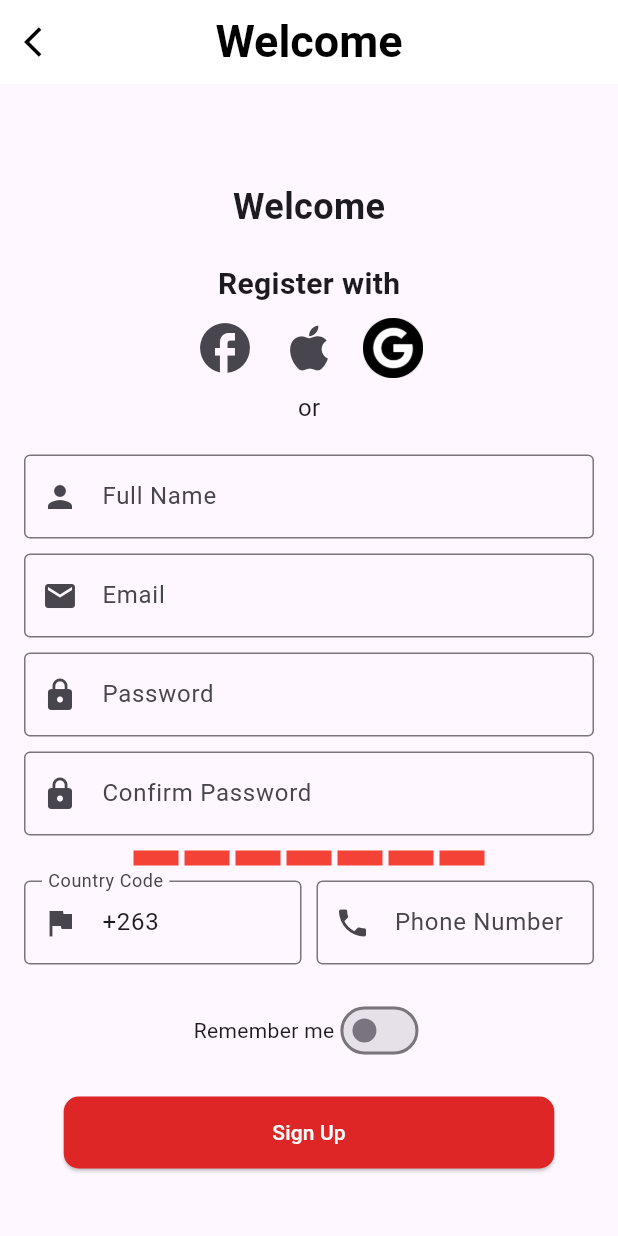
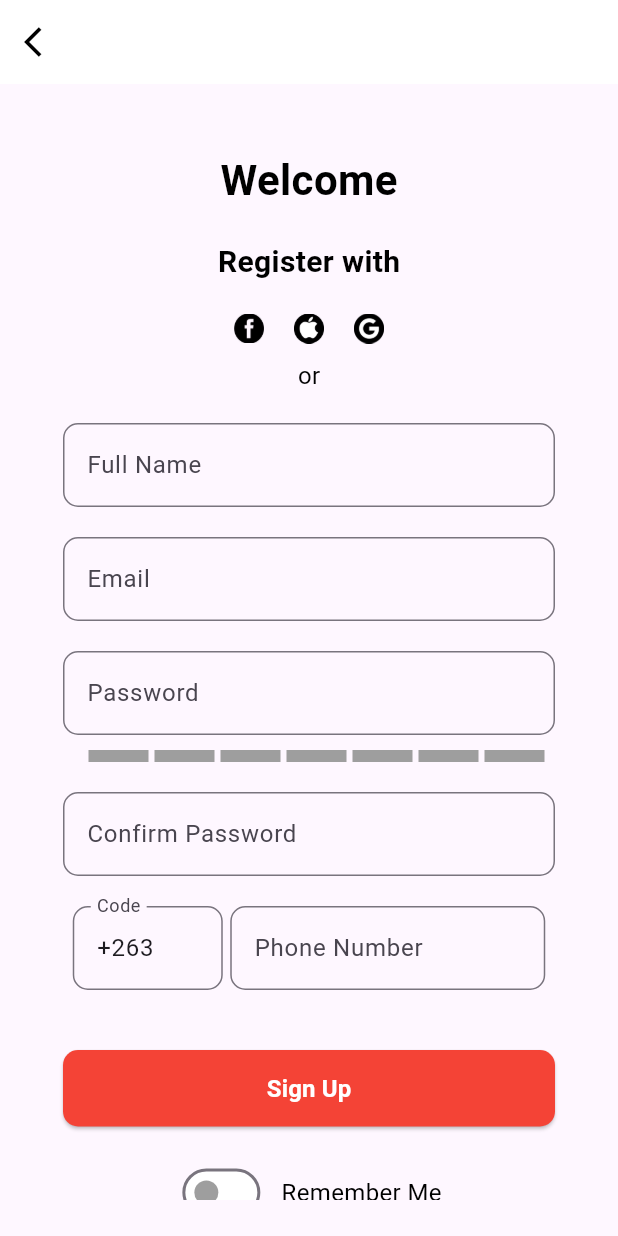
Before and after one commit to iamkonnect/FuelChecker, a Flutter app: the SignUpScreenV7 screen opened directly, on a phone screen of 412 x 824 dp. Run offline on Flutter 3.47's test engine with Material 3 defaults, Android fonts, the phone set to English and light mode, and no system bars; our stand-ins replace email_validator, google_maps_flutter, location.

Commit message:
Update changes before pushing to juniorBranch

```diff
--- a/lib/screens/otp_verification_screen_v4.dart
+++ b/lib/screens/otp_verification_screen_v4.dart
@@ -31,7 +31,7 @@ class _OtpVerificationScreenV4State extends State<OtpVerificationScreenV4> {
       Navigator.pushReplacement(
         context,
         MaterialPageRoute(
-          builder: (context) => VerificationScreen(isVerified: true),
+          builder: (context) => const VerificationScreen(isVerified: true),
         ),
       );
     } else {
@@ -50,7 +50,7 @@ class _OtpVerificationScreenV4State extends State<OtpVerificationScreenV4> {
       body: Container(
         decoration: const BoxDecoration(
           image: DecorationImage(
-            image: AssetImage('lib/assets/images/map_background.png'),
+            image: AssetImage('assets/images/map_background.png'),
             fit: BoxFit.cover,
           ),
         ),
--- a/lib/screens/signup_screen_v7.dart
+++ b/lib/screens/signup_screen_v7.dart
@@ -1,8 +1,9 @@
-import 'package:flutter/material.dart';
+import 'package:flutter/material.dart'; // Importing the Flutter material package
 import 'otp_verification_screen_v4.dart'; // Importing the OTP verification screen
+import 'package:email_validator/email_validator.dart'; // Importing email validator package
 
 class SignUpScreenV7 extends StatefulWidget {
-  const SignUpScreenV7({super.key});
+  const SignUpScreenV7({Key? key}) : super(key: key);
 
   @override
   SignUpScreenV7State createState() => SignUpScreenV7State();
@@ -16,21 +17,28 @@ class SignUpScreenV7State extends State<SignUpScreenV7> {
   final TextEditingController _countryCodeController = TextEditingController(text: '+263');
   final TextEditingController _phoneController = TextEditingController();
   Color _passwordStrengthColor = Colors.black;
-  bool _rememberMe = false;
+  String _passwordStrength = '';
+  bool _rememberMe = false; // Changed to bool for state management
+  String? _selectedCountryCode;
 
   String evaluatePasswordStrength(String password) {
-    if (password.length < 8) {
+    if (password.length < 4) {
       _passwordStrengthColor = Colors.red;
-      return 'Weak';
-    } else if (password.contains(RegExp(r'[A-Z]')) &&
+      _passwordStrength = 'Weak';
+    } else if (password.length < 8) {
+      _passwordStrengthColor = Colors.orange; // Yellowish
+      _passwordStrength = 'Moderate';
+    } else if (password.length >= 8 &&
+        password.contains(RegExp(r'[A-Z]')) &&
         password.contains(RegExp(r'[0-9]')) &&
         password.contains(RegExp(r'[!@#$%^&*(),.?":{}|<>]'))) {
       _passwordStrengthColor = Colors.green;
-      return 'Strong';
+      _passwordStrength = 'Strong';
     } else {
-      _passwordStrengthColor = Colors.orange;
-      return 'Moderate';
+      _passwordStrengthColor = Colors.orange; // Default to moderate
+      _passwordStrength = 'Moderate';
     }
+    return _passwordStrength;
   }
 
   void _signUp() {
@@ -41,7 +49,15 @@ class SignUpScreenV7State extends State<SignUpScreenV7> {
       return;
     }
 
+    if (!EmailValidator.validate(_emailController.text)) {
+      ScaffoldMessenger.of(context).showSnackBar(
+        const SnackBar(content: Text('Invalid email format!')),
+      );
+      return;
+    }
+
     // Handle sign-up logic here (e.g., API call)
+    // Include country code and phone number in the sign-up logic
     // Navigate to OTP screen after successful sign-up
     Navigator.push(
       context,
@@ -61,75 +77,71 @@ class SignUpScreenV7State extends State<SignUpScreenV7> {
           onPressed: () {
             Navigator.pop(context); // Go back to the previous screen
           },
-          icon : const Icon(
+          icon: const Icon(
             Icons.arrow_back_ios,
             color: Colors.black, // Set the icon color to black
           ),
         ),
-        title: const Text(
-          'Welcome',
-          style: TextStyle(
-            fontSize: 30,
-            fontWeight: FontWeight.bold,
-            color: Colors.black, // Set the text color to black
-          ),
-        ),
+        // Removed title for cleanliness
         centerTitle: true,
       ),
-      body: Padding(
-        padding: const EdgeInsets.symmetric(horizontal: 16.0, vertical: 24.0),
-        child: Center(
+      body: Center(
+        child: Padding(
+          padding: const EdgeInsets.all(24.0),
           child: SingleChildScrollView(
             child: Column(
               mainAxisAlignment: MainAxisAlignment.center,
+              mainAxisSize: MainAxisSize.min, // Set mainAxisSize to min
               children: <Widget>[
                 const SizedBox(height: 20),
                 const Text(
                   'Welcome',
-  style: TextStyle(fontSize: 24, fontWeight: FontWeight.bold),
+                  style: TextStyle(fontSize: 28, fontWeight: FontWeight.bold, color: Colors.black), // Increased size and bold
                 ),
                 const SizedBox(height: 20),
-                const Text('Register with', style: TextStyle(fontSize: 20, fontWeight: FontWeight.bold)),
-                Row(
-                  mainAxisAlignment: MainAxisAlignment.center,
+                const Text('Register with', style: TextStyle(fontSize: 20, fontWeight: FontWeight.bold, color: Colors.black)),
+                const SizedBox(height: 20),
+                Wrap(
+                  alignment: WrapAlignment.center,
+                  spacing: 20,
                   children: [
-                    IconButton(icon: const Icon(Icons.facebook, size: 40), onPressed: () {}),
-                    IconButton(icon: const Icon(Icons.apple, size: 40), onPressed: () {}),
-IconButton(
-  icon: Image.asset('lib/assets/images/Black Google Icon.png', height: 40, width: 40),
-  onPressed: () {
-    // Placeholder action
-    print('Google logo clicked');
-  },
-),
+                    Image.asset('lib/assets/images/Facebook Icon.png', width: 20, height: 20), // Updated Facebook icon name
+                    Image.asset('lib/assets/images/apple icon logo.png', width: 20, height: 20), // Updated Apple icon
+                    Image.asset('lib/assets/images/Black Google Icon.png', width: 20, height: 20), // Google icon
                   ],
                 ),
-                const Text('or', style: TextStyle(fontSize: 16)),
+                const SizedBox(height: 10),
+                const Text('or', style: TextStyle(fontSize: 16, color: Colors.black)),
                 const SizedBox(height: 20),
-                TextField(
+                SizedBox(
+                  width: 328,
+                  child: TextField(
                     controller: _fullNameController,
-                  decoration: const InputDecoration(
+                    decoration: InputDecoration(
                       labelText: 'Full Name',
-                    prefixIcon: Icon(Icons.person),
-                    border: OutlineInputBorder(),
+                      border: OutlineInputBorder(borderRadius: BorderRadius.circular(10)),
                     ),
                   ),
-                const SizedBox(height: 10),
-                TextField(
+                ),
+                const SizedBox(height: 20),
+                SizedBox(
+                  width: 328,
+                  child: TextField(
                     controller: _emailController,
-                  decoration: const InputDecoration(
+                    decoration: InputDecoration(
                       labelText: 'Email',
-                    prefixIcon: Icon(Icons.email),
-                    border: OutlineInputBorder(),
+                      border: OutlineInputBorder(borderRadius: BorderRadius.circular(10)),
                     ),
                   ),
-                const SizedBox(height: 10),
-                TextField(
+                ),
+                const SizedBox(height: 20),
+                SizedBox(
+                  width: 328,
+                  child: TextField(
                     controller: _passwordController,
-                  decoration: const InputDecoration(
+                    decoration: InputDecoration(
                       labelText: 'Password',
-                    prefixIcon: Icon(Icons.lock),
-                    border: OutlineInputBorder(),
+                      border: OutlineInputBorder(borderRadius: BorderRadius.circular(10)),
                     ),
                     obscureText: true,
                     onChanged: (value) {
@@ -138,90 +150,111 @@ IconButton(
                       });
                     },
                   ),
+                ),
                 const SizedBox(height: 10),
-                TextField(
+                Row(
+                  mainAxisAlignment: MainAxisAlignment.center, // Align to the center
+                  children: [
+                    const SizedBox(width: 10), // Align with input fields
+                    for (int i = 0; i < 3; i++)
+                      Container(
+                        width: 40, // Adjusted width for better visibility
+                        height: 8, // Increased height for better visibility
+                        color: _passwordStrengthColor == Colors.red ? Colors.red : Colors.grey,
+                        margin: const EdgeInsets.symmetric(horizontal: 2),
+                      ),
+                    for (int i = 0; i < 1; i++)
+                      Container(
+                        width: 40, // Adjusted width for better visibility
+                        height: 8, // Increased height for better visibility
+                        color: _passwordStrengthColor == Colors.orange ? Colors.orange : Colors.grey,
+                        margin: const EdgeInsets.symmetric(horizontal: 2),
+                      ),
+                    for (int i = 0; i < 3; i++)
+                      Container(
+                        width: 40, // Adjusted width for better visibility
+                        height: 8, // Increased height for better visibility
+                        color: _passwordStrengthColor == Colors.green ? Colors.green : Colors.grey,
+                        margin: const EdgeInsets.symmetric(horizontal: 2),
+                      ),
+                  ],
+                ),
+                const SizedBox(height: 20),
+                SizedBox(
+                  width: 328,
+                  child: TextField(
                     controller: _confirmPasswordController,
-                  decoration: const InputDecoration(
+                    decoration: InputDecoration(
                       labelText: 'Confirm Password',
-                    prefixIcon: Icon(Icons.lock),
-                    border: OutlineInputBorder(),
+                      border: OutlineInputBorder(borderRadius: BorderRadius.circular(10)),
                     ),
                     obscureText: true,
                   ),
-                const SizedBox(height: 10),
+                ),
+                const SizedBox(height: 20),
                 Row(
-  mainAxisAlignment: MainAxisAlignment.center,
-  children: List.generate(7, (index) {
-    Color barColor = Colors.grey; // Default color
-    if (_passwordController.text.length < 8) {
-      barColor = Colors.red; // First three bars are red
-    } else if (_passwordController.text.length < 12) {
-      barColor = index < 3 ? Colors.red : (index == 3 ? Colors.orange : Colors.green);
-    } else {
-      barColor = Colors.green; // All bars green for strong password
-    }
-    return Container(
-      margin: const EdgeInsets.symmetric(horizontal: 2),
-      height: 10,
-      width: 30,
-      color: barColor,
-    );
-  }),
-),
-                const SizedBox(height: 10),
-                Row(
+                  mainAxisAlignment: MainAxisAlignment.center, // Center the row
                   children: [
-                    Expanded(
+                    SizedBox(
+                      width: 100, // Adjusted width for the Code input field
                       child: TextField(
                         controller: _countryCodeController,
-                        decoration: const InputDecoration(
-                          labelText: 'Country Code',
-                          prefixIcon: Icon(Icons.flag),
-                          border: OutlineInputBorder(),
+                        decoration: InputDecoration(
+                          labelText: 'Code',
+                          border: OutlineInputBorder(borderRadius: BorderRadius.circular(10)),
                         ),
                       ),
                     ),
-                    const SizedBox(width: 10),
-                    Expanded(
+                    const SizedBox(width: 5), // Reduced space between fields for better alignment
+                    SizedBox(
+                      width: 210, // Increased width for the Phone Number input field
                       child: TextField(
                         controller: _phoneController,
-                        decoration: const InputDecoration(
+                        decoration: InputDecoration(
                           labelText: 'Phone Number',
-                          prefixIcon: Icon(Icons.phone),
-                          border: OutlineInputBorder(),
+                          border: OutlineInputBorder(borderRadius: BorderRadius.circular(10)),
                         ),
                       ),
                     ),
                   ],
                 ),
                 const SizedBox(height: 20),
+                const SizedBox(height: 20),
+                ElevatedButton(
+                  style: ElevatedButton.styleFrom(
+                    backgroundColor: Colors.red,
+                    shape: RoundedRectangleBorder(borderRadius: BorderRadius.circular(10)),
+                    minimumSize: const Size(328, 51), // Set the button size
+                  ),
+                  onPressed: _signUp,
+                  child: const Text('Sign Up', style: TextStyle(fontSize: 16, fontWeight: FontWeight.bold, color: Colors.white)),
+                ),
+                const SizedBox(height: 20), // Spacing before the Remember Me section
                 Row(
                   mainAxisAlignment: MainAxisAlignment.center,
                   children: [
-                    const Text('Remember me'),
                     Switch(
-                      value: _rememberMe,
+                      value: _rememberMe, // Use the state variable for the switch
                       onChanged: (value) {
                         setState(() {
-                          _rememberMe = value;
+                          _rememberMe = value; // Update the state when toggled
                         });
                       },
-                      activeColor: const Color(0xFFDF2626),
+                      activeColor: Colors.red, // Color when the switch is active
+                      inactiveTrackColor: Colors.white, // Set inactive track color to white
+                      inactiveThumbColor: Colors.grey, // Set inactive thumb color to grey
+                    ),
+                    const SizedBox(width: 10), // Space between switch and text
+                    const Text(
+                      'Remember Me',
+                      style: TextStyle(
+                        color: Colors.black, // Text color
+                        fontSize: 16,
+                      ),
                     ),
                   ],
                 ),
-                const SizedBox(height: 20),
-                ElevatedButton(
-                  onPressed: _signUp,
-                  style: ElevatedButton.styleFrom(
-                    foregroundColor: Colors.white, backgroundColor: const Color(0xFFDF2626),
-                    minimumSize: const Size(327, 48),
-                    shape: RoundedRectangleBorder(
-                      borderRadius: BorderRadius.circular(10),
-                    ),
-                  ),
-                  child: const Text('Sign Up'),
-                ),
+                const SizedBox(height: 20), // Additional spacing after the Remember Me section
               ],
             ),
           ),
--- a/lib/screens/trends_screen.dart
+++ b/lib/screens/trends_screen.dart
@@ -66,23 +66,23 @@ class TrendsScreen extends StatelessWidget {
             label: 'Home',
           ),
           BottomNavigationBarItem(
-            icon: ImageIcon(AssetImage('lib/assets/images/Favourites.png')),
+            icon: ImageIcon(AssetImage('assets/images/Favourites.png')),
             label: 'Favorites',
           ),
           BottomNavigationBarItem(
-            icon: ImageIcon(AssetImage('lib/assets/images/Trends.png')),
+            icon: ImageIcon(AssetImage('assets/images/Trends.png')),
             label: 'Trends',
           ),
           BottomNavigationBarItem(
-            icon: ImageIcon(AssetImage('lib/assets/images/my trips.png')),
+            icon: ImageIcon(AssetImage('assets/images/my trips.png')),
             label: 'My Trips',
           ),
           BottomNavigationBarItem(
-            icon: ImageIcon(AssetImage('lib/assets/images/nearby.png')),
+            icon: ImageIcon(AssetImage('assets/images/nearby.png')),
             label: 'Nearby',
           ),
           BottomNavigationBarItem(
-            icon: ImageIcon(AssetImage('lib/assets/images/Settings.png')),
+            icon: ImageIcon(AssetImage('assets/images/Settings.png')),
             label: 'Settings',
           ),
         ],
--- a/lib/screens/verification_screen.dart
+++ b/lib/screens/verification_screen.dart
@@ -1,5 +1,5 @@
 import 'package:flutter/material.dart';
-import 'fuel_map_screen.dart'; // Importing the FuelMapScreen
+// Importing the FuelMapScreen
 
 class VerificationScreen extends StatelessWidget {
   final bool isVerified; // New variable to check verification status
@@ -41,7 +41,7 @@ class VerificationScreen extends StatelessWidget {
                       fontSize: 18,
                     ),
                   ),
-                  child: Text(
+                  child: const Text(
                     'Back to OTP',
                     style: TextStyle(
                       fontSize: 18,
--- a/pubspec.yaml
+++ b/pubspec.yaml
@@ -34,7 +34,7 @@ dependencies:
   location: ^4.4.0
   webview_flutter: ^2.0.10
 
-  # The following adds the Cupertino Icons font to your application.
+  email_validator: ^2.0.1 # Add this line to include the email_validator package
   # Use with the CupertinoIcons class for iOS style icons.
   cupertino_icons: ^1.0.2
 
```
Also changed, not shown: lib/assets/images/Facebook Icon.png (added), lib/assets/images/apple icon logo.png (added), pubspec.lock. Lines whose indentation alone changed are shown as unchanged.
